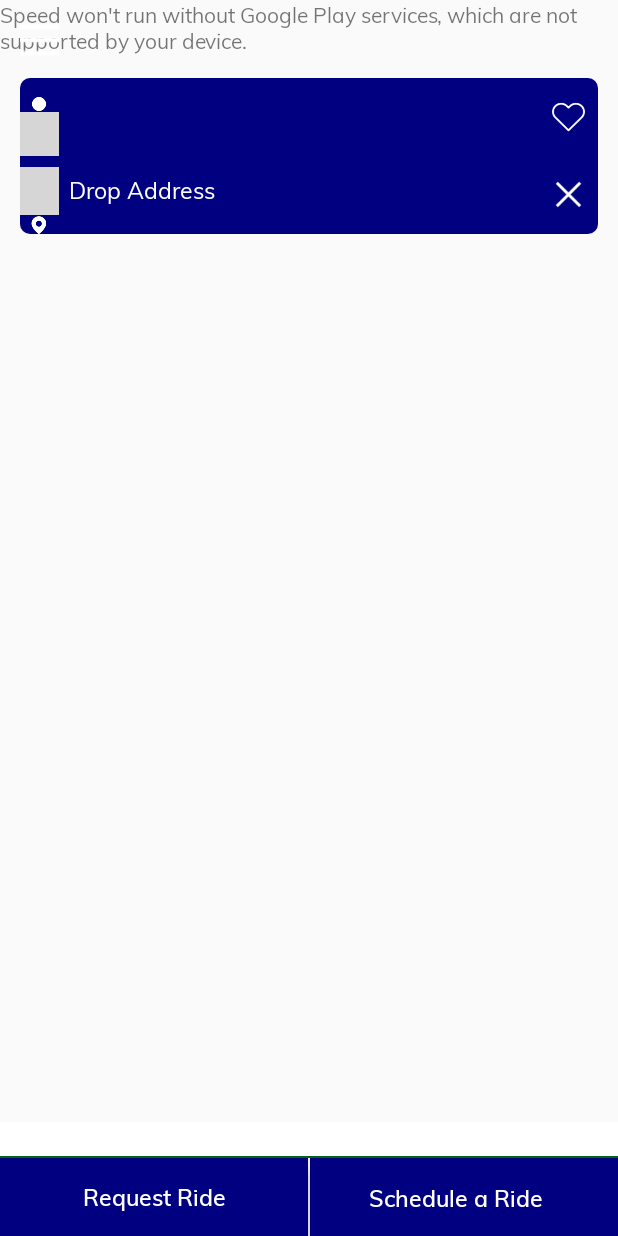
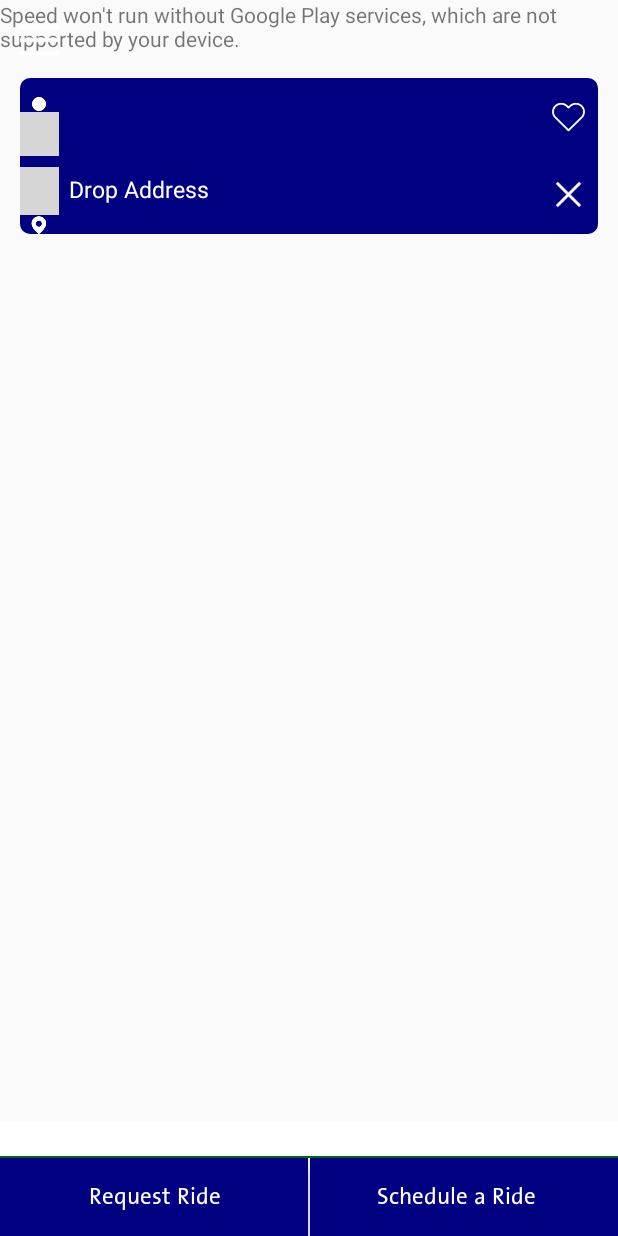
Before and after one commit to tron200/Speed-User, an Android app: the MainActivity screen opened directly, with no data from a screen before it, on a phone screen of 412 x 824 dp. Run offline under Robolectric (Android 15) with nearby library versions, the light colour scheme and no system bars; our stand-ins replace ButterKnife, CircleImageView, Firebase (no records; nobody signed in at launch, a user with empty details on screens opened directly), Picasso, Volley and 1 more; libraries missing offline, so code that uses them is left out: com.facebook, com.facebook.login, com.google.maps.android, com.koushikdutta.ion, com.skyfishjy.library and 2 more; network calls fail; pictures from the network do not load; 4 statements that could not run were skipped; grey boxes are pictures that could not be loaded.

Commit message:
currency update

```diff
--- a/app/src/main/java/com/speed/user/activities/Login.java
+++ b/app/src/main/java/com/speed/user/activities/Login.java
@@ -315,7 +315,7 @@ public class Login extends AppCompatActivity implements View.OnClickListener,
                                         response.optString("currency") != null)
                                     SharedHelper.putKey(getApplicationContext(), "currency", response.optString("currency"));
                                 else
-                                    SharedHelper.putKey(getApplicationContext(), "currency", "$");
+                                    SharedHelper.putKey(getApplicationContext(), "currency", "AED");
                                 SharedHelper.putKey(getApplicationContext(), "sos", response.optString("sos"));
                                 SharedHelper.putKey(getApplicationContext(), "loggedIn", getString(R.string.True));
                                 GoToMainActivity();
--- a/app/src/main/java/com/speed/user/activities/MainActivity.java
+++ b/app/src/main/java/com/speed/user/activities/MainActivity.java
@@ -462,7 +462,7 @@ public class MainActivity extends AppCompatActivity implements
     }
 
     private void applyFontToMenuItem(MenuItem mi) {
-        Typeface font = Typeface.createFromAsset(getAssets(), "fonts/Muli-Regular.ttf");
+        Typeface font = Typeface.createFromAsset(getAssets(), "fonts/The-Sans-Plain.otf");
         SpannableString mNewTitle = new SpannableString(mi.getTitle());
         mNewTitle.setSpan(new CustomTypefaceSpan("", font), 0, mNewTitle.length(), Spannable.SPAN_INCLUSIVE_INCLUSIVE);
         mi.setTitle(mNewTitle);
--- a/app/src/main/java/com/speed/user/activities/Payment.java
+++ b/app/src/main/java/com/speed/user/activities/Payment.java
@@ -394,7 +394,7 @@ public class Payment extends AppCompatActivity implements CompoundButton.OnCheck
                                 JSONObject jsonObject = new JSONObject(response.getResult());
                                 String currency = jsonObject.optString("currency");
                                 walletamt = Float.parseFloat(jsonObject.optString("wallet_balance"));
-                                tvWalletAmt.setText(getString(R.string.wallet_balance) + " : " + jsonObject.optString("currency") + jsonObject.optString("wallet_balance"));
+                                tvWalletAmt.setText(getString(R.string.wallet_balance) + " : " +  jsonObject.optString("wallet_balance") + jsonObject.optString("currency"));
                                 SharedHelper.putKey(context, "wallet_balance", jsonObject.optString("wallet_balance"));
                             } catch (JSONException e1) {
                                 e1.printStackTrace();
--- a/app/src/main/java/com/speed/user/activities/RunningTrip.java
+++ b/app/src/main/java/com/speed/user/activities/RunningTrip.java
@@ -221,7 +221,7 @@ public class RunningTrip extends AppCompatActivity {
                 }
 
                 if (jsonArray.optJSONObject(position).optJSONObject("payment") != null) {
-                    holder.tripAmount.setText(SharedHelper.getKey(getApplicationContext(), "currency") + "" + jsonArray.optJSONObject(position).optJSONObject("payment").optString("total"));
+                    holder.tripAmount.setText( jsonArray.optJSONObject(position).optJSONObject("payment").optString("total") + "" + SharedHelper.getKey(getApplicationContext(), "currency"));
                 }
                 if (jsonArray.optJSONObject(position).optString("booking_id") != null &&
                         !jsonArray.optJSONObject(position).optString("booking_id").equalsIgnoreCase("")) {
--- a/app/src/main/java/com/speed/user/activities/SignUp.java
+++ b/app/src/main/java/com/speed/user/activities/SignUp.java
@@ -331,7 +331,7 @@ public class SignUp extends AppCompatActivity implements View.OnClickListener {
                                     SharedHelper.putKey(getApplicationContext(), "currency",
                                             response.optString("currency"));
                                 else
-                                    SharedHelper.putKey(getApplicationContext(), "currency", "$");
+                                    SharedHelper.putKey(getApplicationContext(), "currency", "AED");
                                 SharedHelper.putKey(getApplicationContext(), "sos",
                                         response.optString("sos"));
                                 SharedHelper.putKey(getApplicationContext(), "loggedIn",
--- a/app/src/main/java/com/speed/user/activities/login/LoginActivity.java
+++ b/app/src/main/java/com/speed/user/activities/login/LoginActivity.java
@@ -313,7 +313,7 @@ public class LoginActivity extends AppCompatActivity {
                                     response.optString("currency") != null)
                                 SharedHelper.putKey(getApplicationContext(), "currency", response.optString("currency"));
                             else
-                                SharedHelper.putKey(getApplicationContext(), "currency", "$");
+                                SharedHelper.putKey(getApplicationContext(), "currency", "AED");
                             SharedHelper.putKey(getApplicationContext(), "sos", response.optString("sos"));
                             SharedHelper.putKey(getApplicationContext(), "loggedIn", getString(R.string.True));
                             GoToMainActivity();
--- a/app/src/main/java/com/speed/user/consts/CouponListAdapter.java
+++ b/app/src/main/java/com/speed/user/consts/CouponListAdapter.java
@@ -55,7 +55,7 @@ public class CouponListAdapter extends ArrayAdapter<JSONObject> {
 
 
         try {
-            discount.setText(SharedHelper.getKey(context, "currency") + "" + list.get(position).optJSONObject("promocode").optString("discount") + " " + context.getString(R.string.off));
+            discount.setText(list.get(position).optJSONObject("promocode").optString("discount")+""+SharedHelper.getKey(context, "currency") + " " + context.getString(R.string.off));
             promo_code.setText(context.getString(R.string.the_applied_coupon) + " " + list.get(position).optJSONObject("promocode").optString("promo_code") + ".");
             String date = list.get(position).optJSONObject("promocode").optString("expiration");
             expires.setText(context.getString(R.string.valid_until) + " " + getDate(date) + " " + getMonth(date) + " " + getYear(date));
--- a/app/src/main/java/com/speed/user/fragments/UserMapFragment.java
+++ b/app/src/main/java/com/speed/user/fragments/UserMapFragment.java
@@ -1555,7 +1555,7 @@ public class UserMapFragment extends Fragment implements OnMapReadyCallback, Loc
 
             lblCmfrmSourceAddress.setText(source_address);
             lblCmfrmDestAddress.setText(dest_address);
-            lblApproxAmount.setText(SharedHelper.getKey(context, "currency") + "" + SharedHelper.getKey(context, "estimated_fare"));
+            lblApproxAmount.setText( SharedHelper.getKey(context, "estimated_fare")+ " "+ SharedHelper.getKey(context, "currency"));
             lblEta.setText(SharedHelper.getKey(context, "eta_time").replace("mins", "Min"));
             lblDis.setText(SharedHelper.getKey(context, "distance") + " KM");
             if (!SharedHelper.getKey(context, "name").equalsIgnoreCase("")
@@ -2263,7 +2263,7 @@ public class UserMapFragment extends Fragment implements OnMapReadyCallback, Loc
                                     //   setNewValuesForApproximateLayout();
                                     double wallet_balance = response.optDouble("wallet_balance");
                                     SharedHelper.putKey(context, "wallet_balance", "" + response.optDouble("wallet_balance"));
-                                    view.setText(SharedHelper.getKey(context, "currency") + "" + SharedHelper.getKey(context, "estimated_fare"));
+                                    view.setText( SharedHelper.getKey(context, "estimated_fare") + SharedHelper.getKey(context, "currency"));
                                 }
                             }
                         }, error -> {
--- a/app/src/main/java/com/speed/user/utills/MyBoldTextView.java
+++ b/app/src/main/java/com/speed/user/utills/MyBoldTextView.java
@@ -33,7 +33,7 @@ public class MyBoldTextView extends TextView {
     }
 
     private void applyCustomFont(Context context) {
-        Typeface customFont = FontCache.getTypeface("fonts/Muli-Bold.ttf", context);
+        Typeface customFont = FontCache.getTypeface("fonts/The-Sans-Plain.otf", context);
         setTypeface(customFont);
     }
 }
--- a/app/src/main/java/com/speed/user/utills/MyButton.java
+++ b/app/src/main/java/com/speed/user/utills/MyButton.java
@@ -33,7 +33,7 @@ public class MyButton extends Button {
     }
 
     private void applyCustomFont(Context context) {
-        Typeface customFont = FontCache.getTypeface("fonts/Muli-Bold.ttf", context);
+        Typeface customFont = FontCache.getTypeface("fonts/The-Sans-Plain.otf", context);
         setTypeface(customFont);
     }
 }
--- a/app/src/main/java/com/speed/user/utills/MyCheckbox.java
+++ b/app/src/main/java/com/speed/user/utills/MyCheckbox.java
@@ -33,7 +33,7 @@ public class MyCheckbox extends CheckBox {
     }
 
     private void applyCustomFont(Context context) {
-        Typeface customFont = FontCache.getTypeface("fonts/Muli-Regular.ttf", context);
+        Typeface customFont = FontCache.getTypeface("fonts/The-Sans-Plain.otf", context);
         setTypeface(customFont);
     }
 }
--- a/app/src/main/java/com/speed/user/utills/MyEditText.java
+++ b/app/src/main/java/com/speed/user/utills/MyEditText.java
@@ -23,7 +23,7 @@ public class MyEditText extends AppCompatEditText {
     }
 
     private void applyCustomFont(Context context) {
-        Typeface customFont = FontCache.getTypeface("fonts/Muli-SemiBold.ttf", context);
+        Typeface customFont = FontCache.getTypeface("fonts/The-Sans-Plain.otf", context);
         setTypeface(customFont);
     }
 }
--- a/app/src/main/java/com/speed/user/utills/MyTextView.java
+++ b/app/src/main/java/com/speed/user/utills/MyTextView.java
@@ -33,7 +33,7 @@ public class MyTextView extends TextView {
     }
 
     private void applyCustomFont(Context context) {
-        Typeface customFont = FontCache.getTypeface("fonts/Muli-SemiBold.ttf", context);
+        Typeface customFont = FontCache.getTypeface("fonts/The-Sans-Plain.otf", context);
         setTypeface(customFont);
     }
 }
--- a/app/src/main/res/layout/activity_sign_up.xml
+++ b/app/src/main/res/layout/activity_sign_up.xml
@@ -49,7 +49,7 @@
             <com.google.android.material.textfield.TextInputEditText
                 android:id="@+id/etName"
                 android:layout_width="match_parent"
-                android:layout_height="24dp"
+                android:layout_height="wrap_content"
                 android:background="@null"
                 android:drawableStart="@drawable/ic_user_name"
                 android:drawablePadding="@dimen/_7sdp"
@@ -99,7 +99,7 @@
             <com.google.android.material.textfield.TextInputEditText
                 android:id="@+id/etPassword"
                 android:layout_width="match_parent"
-                android:layout_height="24dp"
+                android:layout_height="wrap_content"
                 android:background="@null"
                 android:drawableStart="@drawable/ic_password"
                 android:drawablePadding="@dimen/_7sdp"
--- a/app/src/main/res/values/styles.xml
+++ b/app/src/main/res/values/styles.xml
@@ -6,7 +6,7 @@
         <item name="colorPrimary">@color/colorPrimary</item>
         <item name="colorPrimaryDark">@color/colorPrimaryDark</item>
         <item name="colorAccent">@color/colorAccent</item>
-        <item name="android:fontFamily">@font/muli_regular</item>
+        <item name="android:fontFamily">fonts/The-Sans-Plain.otf</item>
         <item name="otpViewStyle">@style/OtpWidget.OtpView</item>
         <item name="windowActionBar">false</item>
         <item name="windowNoTitle">true</item>
@@ -24,7 +24,7 @@
     <style name="NavigationDrawerStyle">
         <item name="android:textSize">@dimen/_14sdp</item>
         <item name="android:listPreferredItemHeightSmall">@dimen/_40sdp</item>
-        <item name="android:fontFamily">fonts/ClanPro-NarrBook.otf</item>
+        <item name="android:fontFamily">fonts/The-Sans-Plain.otf</item>
     </style>
 
 
```
Also changed, not shown: app/src/main/java/com/speed/user/activities/ActivityWallet.java (+5 -5 lines), app/src/main/java/com/speed/user/activities/HistoryDetails.java (+10 -11 lines), app/src/main/java/com/speed/user/activities/TrackActivity.java (+13 -18 lines), app/src/main/assets/fonts/The-Sans-Plain.otf (added).
